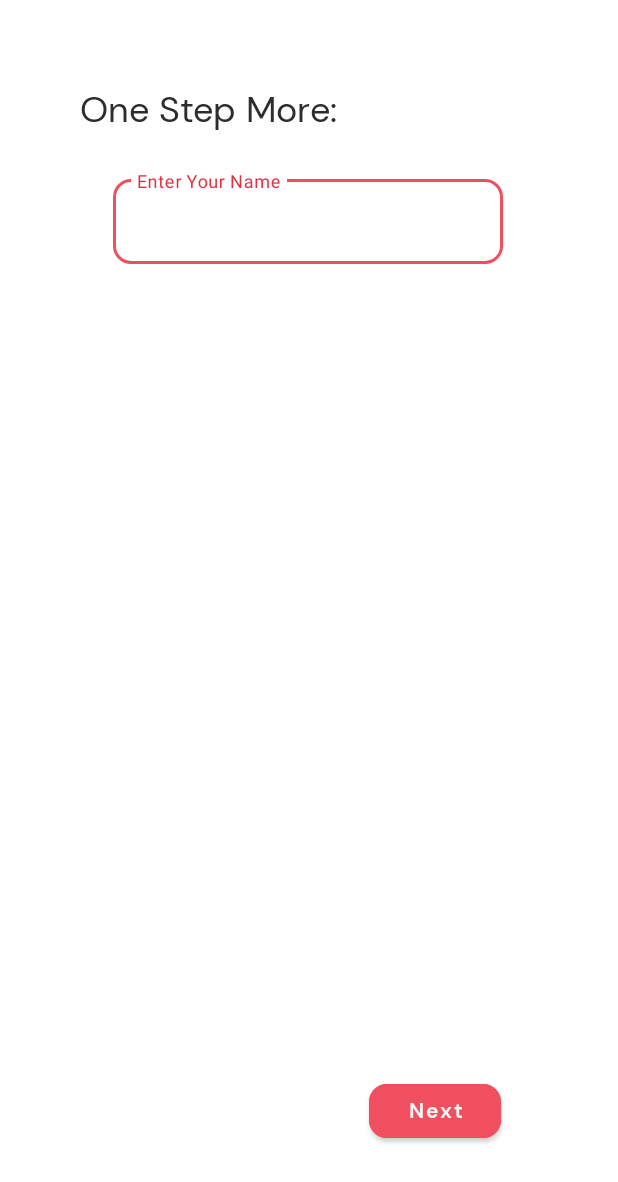
After one commit to c1ph3rj/ZomatoClone, an Android app: the Register screen opened directly, with no data from a screen before it, on a phone screen of 412 x 824 dp. The commit adds this screen. Shown: the top 1182 px of the screen. Run offline under Robolectric (Android 15) with nearby library versions, the phone set to English and light mode, and no system bars; our stand-ins replace Firebase (no records; nobody signed in at launch, a user with empty details on screens opened directly); 1 statement that could not run was skipped.

Commit message:
commit on 5:56PM 07/11/2022

```diff
--- /dev/null
+++ b/app/src/main/java/com/c1ph3r/zomatocloneuser/Controller/AuthController.java
@@ -0,0 +1,4 @@
+package com.c1ph3r.zomatocloneuser.Controller;
+
+public class AuthController {
+}
--- /dev/null
+++ b/app/src/main/java/com/c1ph3r/zomatocloneuser/Register.java
@@ -0,0 +1,14 @@
+package com.c1ph3r.zomatocloneuser;
+
+import androidx.appcompat.app.AppCompatActivity;
+
+import android.os.Bundle;
+
+public class Register extends AppCompatActivity {
+
+    @Override
+    protected void onCreate(Bundle savedInstanceState) {
+        super.onCreate(savedInstanceState);
+        setContentView(R.layout.activity_register);
+    }
+}
--- /dev/null
+++ b/app/src/main/res/layout/activity_register.xml
@@ -0,0 +1,53 @@
+<?xml version="1.0" encoding="utf-8"?>
+<androidx.constraintlayout.widget.ConstraintLayout xmlns:android="http://schemas.android.com/apk/res/android"
+    xmlns:app="http://schemas.android.com/apk/res-auto"
+    xmlns:tools="http://schemas.android.com/tools"
+    android:layout_width="match_parent"
+    android:layout_height="match_parent"
+    tools:context=".Register">
+
+    <TextView
+        android:id="@+id/textView10"
+        style="@style/NormalText"
+        android:layout_width="wrap_content"
+        android:layout_height="wrap_content"
+        android:text="One Step More:"
+        android:textSize="@dimen/TS_24sp"
+        app:layout_constraintBottom_toBottomOf="parent"
+        app:layout_constraintEnd_toEndOf="parent"
+        app:layout_constraintHorizontal_bias="0.221"
+        app:layout_constraintStart_toStartOf="parent"
+        app:layout_constraintTop_toTopOf="parent"
+        app:layout_constraintVertical_bias="0.072" />
+
+    <com.google.android.material.textfield.TextInputLayout
+        android:id="@+id/textInputLayout"
+        style="@style/NormalTextFields"
+        android:layout_height="wrap_content"
+        app:layout_constraintBottom_toBottomOf="parent"
+        app:layout_constraintEnd_toEndOf="parent"
+        app:layout_constraintHorizontal_bias="0.496"
+        app:layout_constraintStart_toStartOf="parent"
+        app:layout_constraintTop_toBottomOf="@+id/textView10"
+        app:layout_constraintVertical_bias="0.037">
+
+        <com.google.android.material.textfield.TextInputEditText
+            android:layout_width="match_parent"
+            android:layout_height="wrap_content"
+            android:hint="Enter Your Name"
+            android:textColor="?attr/colorPrimaryVariant" />
+    </com.google.android.material.textfield.TextInputLayout>
+
+    <com.google.android.material.button.MaterialButton
+        android:id="@+id/button"
+        android:layout_width="wrap_content"
+        android:layout_height="wrap_content"
+        android:text="Next"
+        style="@style/NormalButtons"
+        app:layout_constraintBottom_toBottomOf="parent"
+        app:layout_constraintEnd_toEndOf="parent"
+        app:layout_constraintHorizontal_bias="0.76"
+        app:layout_constraintStart_toStartOf="parent"
+        app:layout_constraintTop_toBottomOf="@+id/textInputLayout"
+        app:layout_constraintVertical_bias="0.901" />
+</androidx.constraintlayout.widget.ConstraintLayout>
```
Also changed, not shown: app/src/main/AndroidManifest.xml (+7 -0 lines), app/src/main/java/com/c1ph3r/zomatocloneuser/FireBaseFireStore/DataBase.java (added, +76 -0 lines), app/src/main/java/com/c1ph3r/zomatocloneuser/Model/UserDetails.java (added, +77 -0 lines), app/src/main/java/com/c1ph3r/zomatocloneuser/OTP_Verification.java (+27 -49 lines), app/src/main/java/com/c1ph3r/zomatocloneuser/SplashScreen.java (+12 -18 lines).
